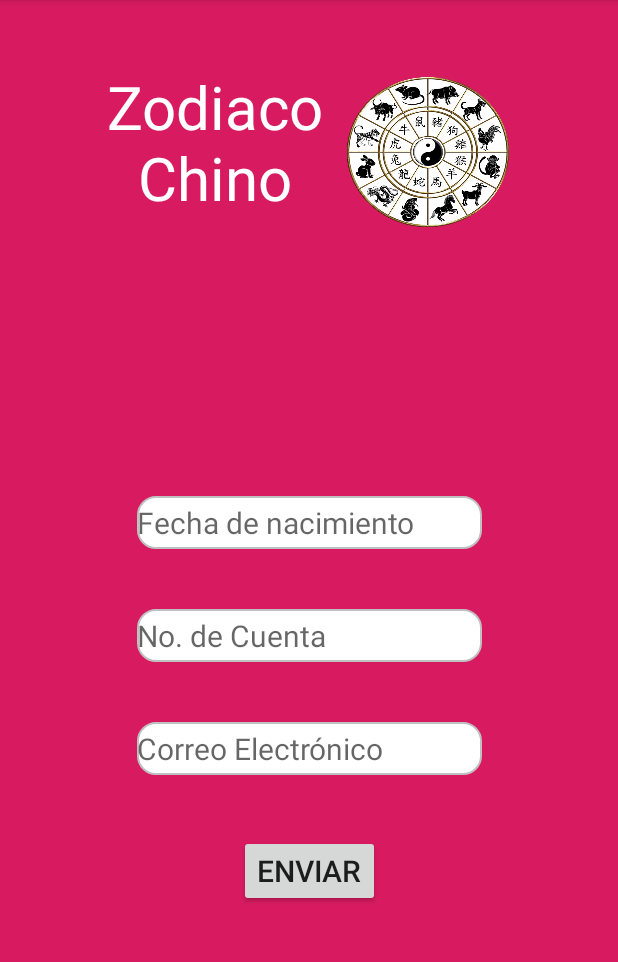
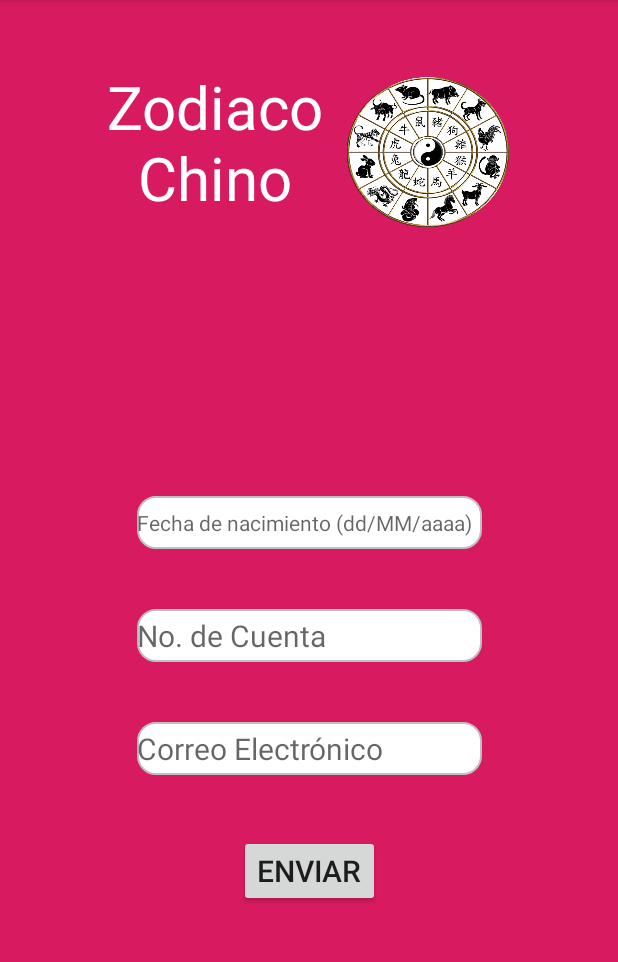
Before and after one commit to AlanPVG/Ej1_CZ_APVG, an Android app: the screen it shows after launch (MainActivity), on a phone screen of 412 x 824 dp, the part 84-1046 px from its top. Run offline under Robolectric (Android 15) with nearby library versions, the phone set to English and light mode, and no system bars.

Commit message:
Se añade validación de tamaño en dígitos del número de cuenta y de formato para la fecha de nacimiento.

```diff
--- a/app/src/main/res/layout/activity_activity3__credits.xml
+++ b/app/src/main/res/layout/activity_activity3__credits.xml
@@ -11,7 +11,7 @@
         android:layout_width="270dp"
         android:layout_height="107dp"
         android:layout_marginTop="10dp"
-        android:layout_marginBottom="32dp"
+        android:layout_marginBottom="40dp"
         android:gravity="center"
         android:text="@string/mobile"
         android:textAllCaps="false"
@@ -42,6 +42,7 @@
     <ImageView
         android:layout_width="274dp"
         android:layout_height="350dp"
+        android:layout_marginTop="30dp"
         android:layout_marginStart="170dp"
         android:layout_marginLeft="170dp"
         android:background="@drawable/chinese_dragon"
--- a/app/src/main/res/layout/activity_main.xml
+++ b/app/src/main/res/layout/activity_main.xml
@@ -54,7 +54,7 @@
         android:ems="10"
         android:inputType="date"
         android:maxLength="10"
-        android:textSize="20sp"
+        android:textSize="14sp"
         android:background="@drawable/edit_text_border"
         app:layout_constraintTop_toBottomOf="@+id/Nombre"
         app:layout_constraintEnd_toEndOf="parent"
@@ -87,7 +87,7 @@
         android:layout_marginBottom="500dp"
         android:hint="@string/hint_correo"
         android:ems="10"
-        android:inputType="text"
+        android:inputType="textEmailAddress"
         android:maxLength="35"
         android:textSize="20sp"
         android:background="@drawable/edit_text_border"
--- a/app/src/main/res/values/strings.xml
+++ b/app/src/main/res/values/strings.xml
@@ -1,10 +1,12 @@
 <resources>
     <string name="app_name">Ej1_ChineseZodiac_APVG</string>
     <string name="toastIncompleteForm"> Todos los campos deben ser llenados </string>
+    <string name="toastIncompleteNoAccount"> El número de cuenta debe ser de 10 dígitos </string>
+    <string name="toastInvalidDateFormat"> Formato de fecha invalido </string>
     <string name="title_label">Zodiaco Chino</string>
     <string name="button_check">Enviar</string>
     <string name="hint_name">Nombre</string>
-    <string name="hint_fecha_nac">Fecha de nacimiento</string>
+    <string name="hint_fecha_nac">Fecha de nacimiento (dd/MM/aaaa)</string>
     <string name="hint_no_cuenta">No. de Cuenta</string>
     <string name="hint_correo">Correo Electrónico</string>
     <string name="zodiacLegend"> - Año </string>
```
Also changed, not shown: app/src/main/java/com/example/ej1_chinesezodiac_apvg/MainActivity.java (+39 -3 lines).
